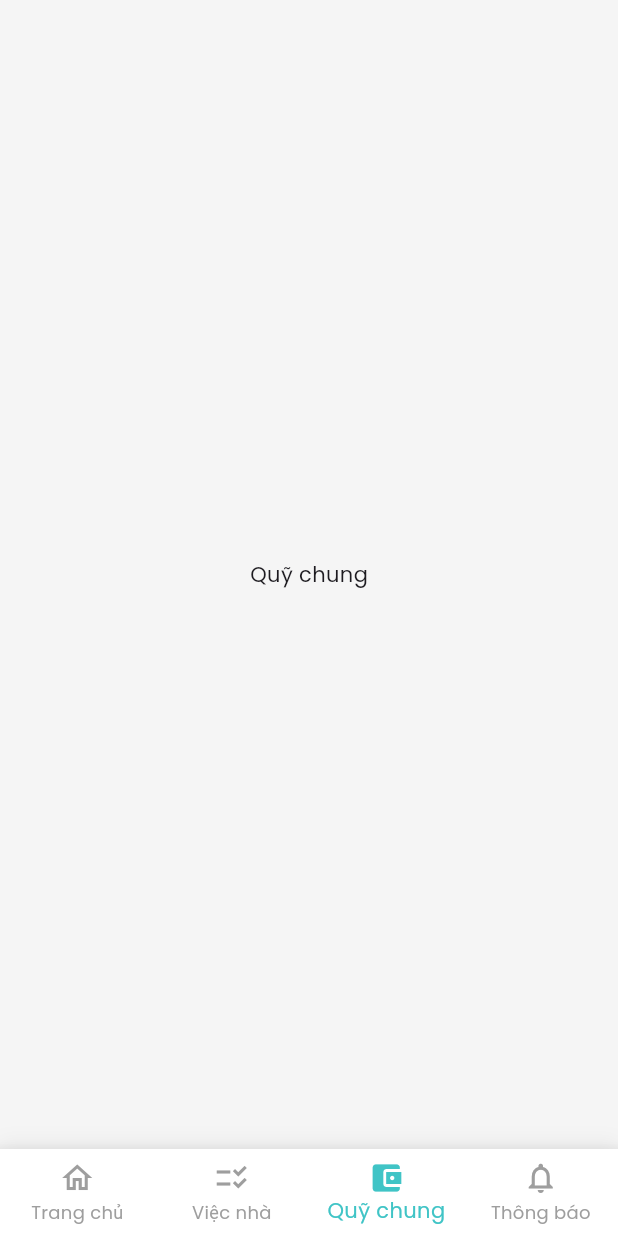
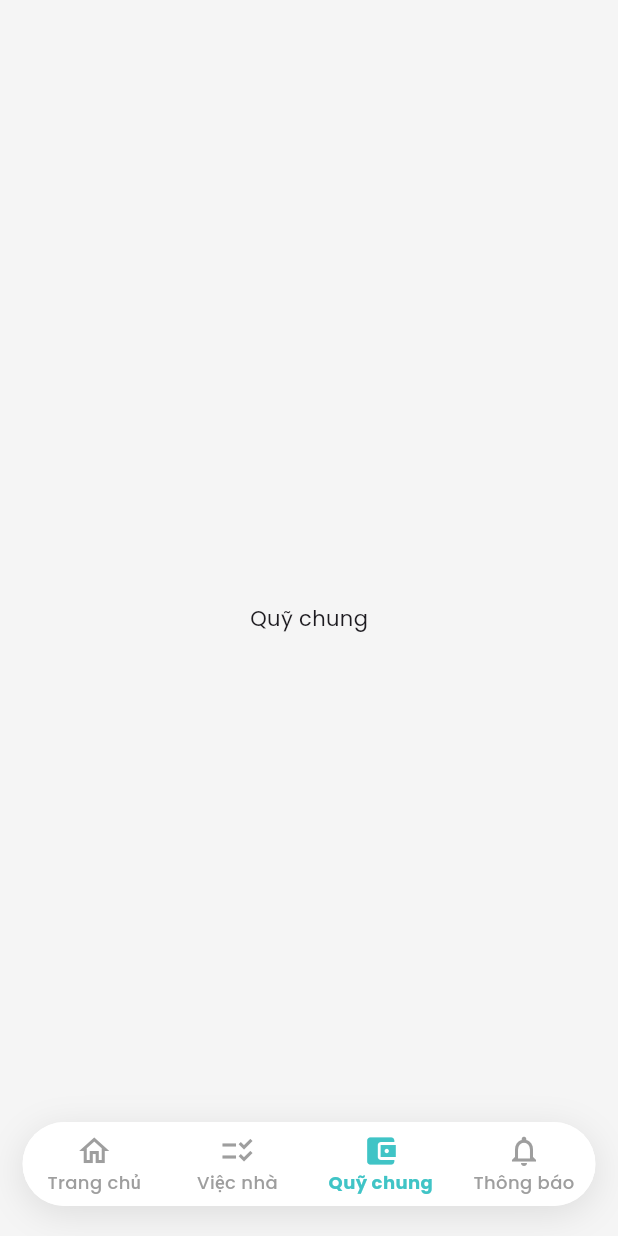
Before and after one commit to Nongcode/BTL_Android, a Flutter app: the screen it shows after launch, item 3 of the bottom bar chosen, on a phone screen of 412 x 824 dp. Run offline on Flutter 3.47's test engine with Material 3 defaults, Android fonts, the light colour scheme and no system bars; our stand-ins replace google_fonts.

Commit message:
update chore and home

```diff
--- a/lib/features/chores/data/models/chore_model.dart
+++ b/lib/features/chores/data/models/chore_model.dart
@@ -2,12 +2,14 @@ class Chore {
   final String id;
   final String title;    // Tên việc (VD: Quét nhà)
   final String assignee; // Người được giao (VD: Minh)
+  final String iconAsset;
   bool isDone;           // Trạng thái: true (Hoàn thành) / false (Chưa làm)
 
   Chore({
     required this.id,
     required this.title,
     required this.assignee,
+    required this.iconAsset,
     this.isDone = false,
   });
 }
--- a/lib/features/chores/presentation/widgets/chore_stat_card.dart
+++ b/lib/features/chores/presentation/widgets/chore_stat_card.dart
@@ -6,6 +6,7 @@ class ChoreStatCard extends StatelessWidget {
   final Color iconColor;
   final Color titleColor;
   final bool isSelected;
+  final String iconAsset;
   final Color? backgroundColor;
 
   // 1. Thêm biến này để nhận hàm xử lý click
@@ -17,6 +18,7 @@ class ChoreStatCard extends StatelessWidget {
     required this.count,
     required this.iconColor,
     this.backgroundColor,
+    this.iconAsset = '',
 
     // 2. Bắt buộc phải truyền hàm này vào khi gọi Widget
     required this.onTap,
--- a/lib/features/home/presentation/widgets/leaderboard_card.dart
+++ b/lib/features/home/presentation/widgets/leaderboard_card.dart
@@ -1,5 +1,4 @@
 import 'package:flutter/material.dart';
-import '../../../../core/constants/app_colors.dart';
 
 class LeaderboardCard extends StatelessWidget {
   const LeaderboardCard({super.key});
--- a/lib/main_screen.dart
+++ b/lib/main_screen.dart
@@ -23,10 +23,9 @@ class _MainScreenState extends State<MainScreen> {
   @override
   Widget build(BuildContext context) {
     // --- KHAI BÁO DANH SÁCH TRANG Ở TRONG NÀY ---
-    // Lý do: Để có thể truyền hàm _switchTab vào HomeScreen
     final List<Widget> pages = [
       HomeScreen(
-        onSwitchTab: (index) => _switchTab(index), // Truyền hàm vào đây
+        onSwitchTab: (index) => _switchTab(index),
       ),
       const ChoreScreen(), // Index 1
       const Scaffold(body: Center(child: Text("Quỹ chung"))), // Index 2
@@ -34,36 +33,77 @@ class _MainScreenState extends State<MainScreen> {
     ];
 
     return Scaffold(
+      // Cho phép nội dung tràn xuống dưới thanh điều hướng để trông đẹp hơn
+      extendBody: true,
       backgroundColor: AppColors.background,
       body: IndexedStack(
         index: _currentIndex,
-        children: pages, // Sử dụng biến pages vừa tạo ở trên
+        children: pages,
       ),
       bottomNavigationBar: Container(
+        // 1. Tạo khoảng cách (Margin) để thanh menu "nổi" lên khỏi đáy và cách 2 bên
+        padding: const EdgeInsets.symmetric(horizontal: 15, vertical: 20),
+        color: Colors.transparent, // Nền trong suốt để thấy được background của Scaffold
+
+        child: Container(
+          // 2. Trang trí cho khung menu (Bo tròn + Đổ bóng)
           decoration: BoxDecoration(
+            color: Colors.white,
+            borderRadius: BorderRadius.circular(30), // Bo tròn mạnh để tạo hình viên thuốc
             boxShadow: [
               BoxShadow(
-              color: Colors.black.withOpacity(0.05),
-              blurRadius: 10,
-              offset: const Offset(0, -5),
+                color: Colors.black.withOpacity(0.1), // Bóng nhẹ hơn chút cho tinh tế
+                blurRadius: 20,
+                offset: const Offset(0, 5),
               ),
             ],
           ),
+
+          // 3. Cắt (Clip) nội dung bên trong theo hình bo tròn
+          child: ClipRRect(
+            borderRadius: BorderRadius.circular(30),
             child: BottomNavigationBar(
               currentIndex: _currentIndex,
               onTap: (index) {
-            _switchTab(index); // Gọi hàm chuyển tab khi bấm icon
+                _switchTab(index);
               },
               type: BottomNavigationBarType.fixed,
-          backgroundColor: Colors.white,
+              backgroundColor: Colors.white, // Màu nền trắng
+              elevation: 0, // Tắt bóng mặc định của BottomNav (vì ta đã dùng bóng của Container)
+
               selectedItemColor: AppColors.primary,
               unselectedItemColor: Colors.grey,
+
+              // Ẩn bớt Label khi chưa chọn để gọn hơn (Optional - Tùy sở thích)
+              showUnselectedLabels: true,
+
+              selectedLabelStyle: const TextStyle(fontWeight: FontWeight.bold, fontSize: 12),
+              unselectedLabelStyle: const TextStyle(fontWeight: FontWeight.w500, fontSize: 12),
+
               items: const [
-            BottomNavigationBarItem(icon: Icon(Icons.home_outlined), activeIcon: Icon(Icons.home), label: 'Trang chủ'),
-            BottomNavigationBarItem(icon: Icon(Icons.checklist_rtl_outlined), activeIcon: Icon(Icons.checklist_rtl), label: 'Việc nhà'),
-            BottomNavigationBarItem(icon: Icon(Icons.account_balance_wallet_outlined), activeIcon: Icon(Icons.account_balance_wallet), label: 'Quỹ chung'),
-            BottomNavigationBarItem(icon: Icon(Icons.notifications_outlined), activeIcon: Icon(Icons.notifications), label: 'Thông báo'),
+                BottomNavigationBarItem(
+                  icon: Icon(Icons.home_outlined),
+                  activeIcon: Icon(Icons.home),
+                  label: 'Trang chủ'
+                ),
+                BottomNavigationBarItem(
+                  icon: Icon(Icons.checklist_rtl_outlined),
+                  activeIcon: Icon(Icons.checklist_rtl),
+                  label: 'Việc nhà'
+                ),
+                BottomNavigationBarItem(
+                  icon: Icon(Icons.account_balance_wallet_outlined),
+                  activeIcon: Icon(Icons.account_balance_wallet),
+                  label: 'Quỹ chung'
+                ),
+                BottomNavigationBarItem(
+                  icon: Icon(Icons.notifications_outlined),
+                  activeIcon: Icon(Icons.notifications),
+                  label: 'Thông báo'
+                ),
               ],
+            ),
+          ),
         ),
       ),
     );
--- a/pubspec.yaml
+++ b/pubspec.yaml
@@ -60,6 +60,7 @@ flutter:
 
   assets:
     - assets/images/
+    - assets/images/icons/
 
   # To add assets to your application, add an assets section, like this:
   # assets:
```
Also changed, not shown: lib/features/chores/presentation/screens/chore_screen.dart (+43 -6 lines), lib/features/chores/presentation/widgets/chore_item_card.dart (+9 -6 lines), assets/images/icons/broom.png (added), assets/images/icons/cooking.png (added), assets/images/icons/grocery.png (added), assets/images/icons/laundry.png (added), assets/images/icons/trash.png (added), assets/images/icons/wash_clothes.png (added). Lines whose indentation alone changed are shown as unchanged.
